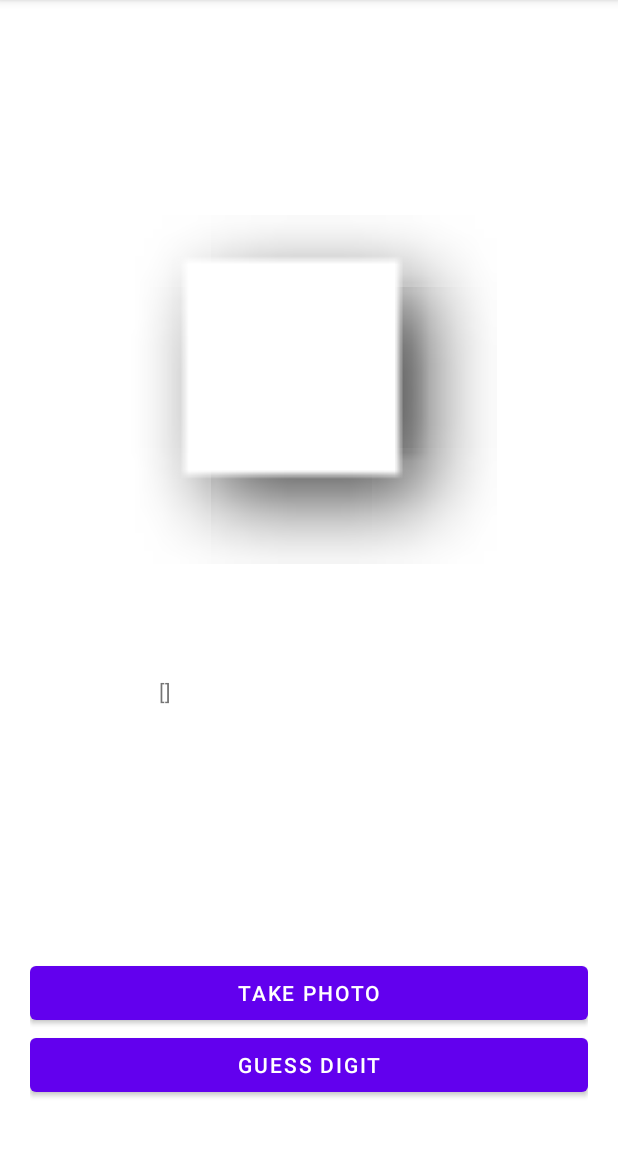
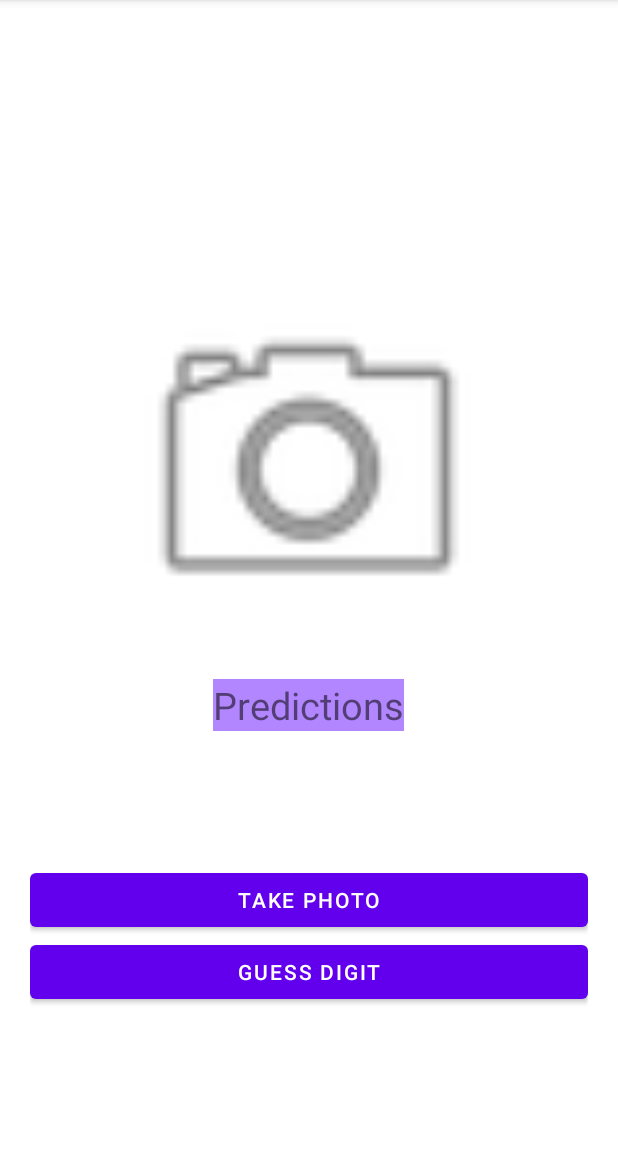
Before and after one commit to mattpost1700/AI-Camera-App, an Android app: the screen it shows after launch (MainActivity), after a tap on "GUESS DIGIT", on a phone screen of 412 x 824 dp, the part 84-1236 px from its top. Run offline under Robolectric (Android 15) with nearby library versions, the phone set to English and light mode, and no system bars; libraries missing offline, so code that uses them is left out: org.tensorflow.lite; 1 statement that could not run was skipped.

Commit message:
- fixed crash upon no image selected - fixed layout and constraints - changed the default icon for image - improved text(perhaps) - display a toast upon analyzing the picture

```diff
--- a/app/src/main/java/com/example/aicameraapp/MainActivity.java
+++ b/app/src/main/java/com/example/aicameraapp/MainActivity.java
@@ -43,6 +43,7 @@ public class MainActivity extends AppCompatActivity {
     private Button captureButton;
     private Button analyzeButton;
     private TextView prediction;
+    private boolean checkPicture = false;
 
     /*I'll be adding other models that we can experiment with
       to the project. In order to use a different model, replace
@@ -64,7 +65,6 @@ public class MainActivity extends AppCompatActivity {
     protected void onCreate(Bundle savedInstanceState) {
         super.onCreate(savedInstanceState);
         setContentView(R.layout.activity_main);
-        //Please push me!
         getPermission();
         captureButton = findViewById(R.id.captureButton);
         analyzeButton = findViewById(R.id.analyzeButton);
@@ -119,6 +119,7 @@ public class MainActivity extends AppCompatActivity {
 
     private void displayImage(){
         if(currentPhotoPath != null){
+            checkPicture = true;
             Bitmap temp = fixOrientation(BitmapFactory.decodeFile(currentPhotoPath));
             bitmapForAnalysis = temp;
             imageView.setImageBitmap(temp);
@@ -177,11 +178,15 @@ public class MainActivity extends AppCompatActivity {
 
     //This method will launch the predictions_activity
     private void analyzeImage() {
-        bitmapForAnalysis = Bitmap.createScaledBitmap(bitmapForAnalysis, INPUT_SIZE, INPUT_SIZE, false);
+        if (checkPicture) { //if user did select a picture
+            bitmapForAnalysis = Bitmap.createScaledBitmap(bitmapForAnalysis, INPUT_SIZE, INPUT_SIZE, false);
 
-        final List<Classifier.Recognition> results = classifier.recognizeImage(bitmapForAnalysis);
-        prediction.setText(results.toString());
-
+            final List<Classifier.Recognition> results = classifier.recognizeImage(bitmapForAnalysis);
+            Toast.makeText(this, "Picture has been successfully analyzed", Toast.LENGTH_LONG).show();
+            prediction.setText(results.toString());
+        }
+        else //if user didn't select a picture, will just simply display a toast message
+            Toast.makeText(this, "No image has been selected", Toast.LENGTH_LONG).show();
     }
 
     private File createImageFile() throws IOException {
--- a/app/src/main/res/layout/activity_main.xml
+++ b/app/src/main/res/layout/activity_main.xml
@@ -15,19 +15,35 @@
         back for aesthetic reasons. Right now I just want to get something
         down that other people can work on-->
 
+    <!--android:background="@android:drawable/bottom_bar"-->
+
+    <TextView
+        android:id="@+id/predictions"
+        android:layout_width="wrap_content"
+        android:layout_height="wrap_content"
+        android:background="#B286FF"
+        android:text="@string/predictions"
+        android:textSize="25sp"
+        app:layout_constraintBottom_toBottomOf="parent"
+        app:layout_constraintEnd_toEndOf="parent"
+        app:layout_constraintHorizontal_bias="0.498"
+        app:layout_constraintStart_toStartOf="parent"
+        app:layout_constraintTop_toTopOf="parent"
+        app:layout_constraintVertical_bias="0.617" />
+
     <ImageView
         android:id="@+id/imageCapture"
-        android:layout_width="250dp"
-        android:layout_height="250dp"
-        android:layout_marginTop="68dp"
-        android:contentDescription="The image preview"
+        android:layout_width="250sp"
+        android:layout_height="250sp"
+        android:contentDescription="@string/the_image_preview"
         app:layout_constraintBottom_toTopOf="@+id/predictions"
         app:layout_constraintEnd_toEndOf="parent"
+        app:layout_constraintHorizontal_bias="0.496"
         app:layout_constraintStart_toStartOf="parent"
         app:layout_constraintTop_toTopOf="parent"
-        app:srcCompat="@android:drawable/picture_frame" />
+        app:layout_constraintVertical_bias="0.909"
+        app:srcCompat="@android:drawable/ic_menu_camera" />
 
-    <!--android:background="@android:drawable/bottom_bar"-->
     <LinearLayout
         android:id="@+id/buttonHolderLayout"
         android:layout_width="match_parent"
@@ -35,11 +51,14 @@
         android:orientation="vertical"
         android:paddingLeft="20dp"
         android:paddingTop="20dp"
+        android:paddingRight="20dp"
         android:paddingBottom="20dp"
-        android:paddingRight="20dp"
         app:layout_constraintBottom_toBottomOf="parent"
         app:layout_constraintEnd_toEndOf="parent"
-        app:layout_constraintStart_toStartOf="parent">
+        app:layout_constraintHorizontal_bias="0.0"
+        app:layout_constraintStart_toStartOf="parent"
+        app:layout_constraintTop_toTopOf="parent"
+        app:layout_constraintVertical_bias="0.9">
 
         <Button
             android:id="@+id/captureButton"
@@ -55,14 +74,4 @@
 
     </LinearLayout>
 
-    <TextView
-        android:id="@+id/predictions"
-        android:layout_width="200dp"
-        android:layout_height="100dp"
-        android:text="@string/predictions"
-        app:layout_constraintBottom_toTopOf="@+id/buttonHolderLayout"
-        app:layout_constraintEnd_toEndOf="parent"
-        app:layout_constraintStart_toStartOf="parent"
-        app:layout_constraintTop_toBottomOf="@+id/imageCapture" />
-
 </androidx.constraintlayout.widget.ConstraintLayout>
--- a/app/src/main/res/layout/predictions_activity.xml
+++ b/app/src/main/res/layout/predictions_activity.xml
@@ -40,7 +40,8 @@
         app:layout_constraintBottom_toBottomOf="parent"
         app:layout_constraintEnd_toEndOf="parent"
         app:layout_constraintStart_toStartOf="parent"
-        app:srcCompat="@android:drawable/list_selector_background" />
+        app:srcCompat="@android:drawable/list_selector_background"
+        android:contentDescription="TODO" />
 
     <!--<ScrollView
         android:layout_width="match_parent"
--- a/app/src/main/res/values/strings.xml
+++ b/app/src/main/res/values/strings.xml
@@ -21,4 +21,5 @@
     <string name="capture_button">Take Photo</string>
     <string name="analyze_button">Guess Digit</string>
     <string name="predictions">Predictions</string>
+    <string name="the_image_preview">The image preview</string>
 </resources>
```
